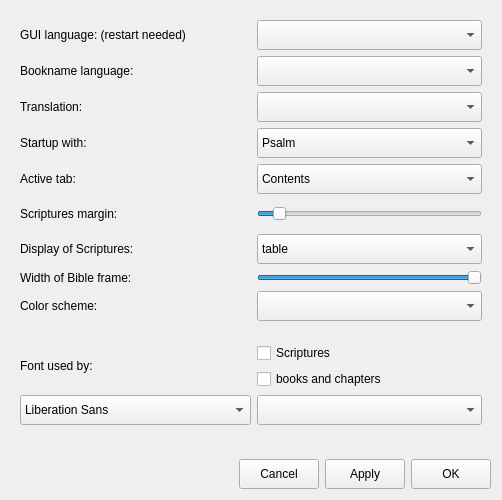
This is settingswindow.ui in Anchorm/SoulAnchor as Qt 5 draws it before an edit. The edited form follows.
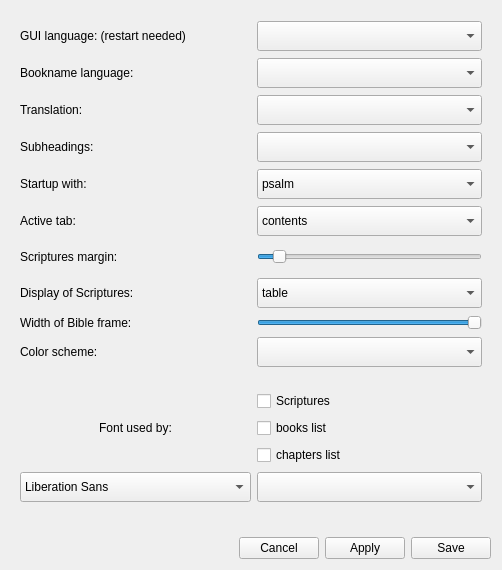
This is the edited form. Icons and pictures are not drawn.

Patch:
```diff
--- a/settingswindow.ui
+++ b/settingswindow.ui
@@ -7,7 +7,7 @@
     <x>0</x>
     <y>0</y>
     <width>502</width>
-    <height>500</height>
+    <height>570</height>
    </rect>
   </property>
   <property name="sizePolicy">
@@ -24,8 +24,8 @@
   </property>
   <property name="maximumSize">
    <size>
-    <width>502</width>
-    <height>500</height>
+    <width>525</width>
+    <height>570</height>
    </size>
   </property>
   <property name="windowTitle">
@@ -63,20 +63,63 @@
       <property name="verticalSpacing">
        <number>6</number>
       </property>
-      <item row="9" column="0" colspan="2">
-       <widget class="QLabel" name="spacer">
+      <item row="0" column="1">
+       <widget class="QComboBox" name="gui_lang_cb">
+        <property name="sizePolicy">
+         <sizepolicy hsizetype="Preferred" vsizetype="Preferred">
+          <horstretch>0</horstretch>
+          <verstretch>0</verstretch>
+         </sizepolicy>
+        </property>
+        <property name="minimumSize">
+         <size>
+          <width>0</width>
+          <height>28</height>
+         </size>
+        </property>
         <property name="maximumSize">
          <size>
-          <width>16777215</width>
-          <height>10</height>
+          <width>500</width>
+          <height>30</height>
          </size>
         </property>
-        <property name="text">
+        <property name="toolTip">
+         <string notr="true"/>
+        </property>
+        <property name="currentText">
+         <string notr="true"/>
+        </property>
+       </widget>
+      </item>
+      <item row="0" column="0">
+       <widget class="QLabel" name="gui_lang_lbl">
+        <property name="sizePolicy">
+         <sizepolicy hsizetype="Preferred" vsizetype="Preferred">
+          <horstretch>0</horstretch>
+          <verstretch>0</verstretch>
+         </sizepolicy>
+        </property>
+        <property name="minimumSize">
+         <size>
+          <width>0</width>
+          <height>28</height>
+         </size>
+        </property>
+        <property name="maximumSize">
+         <size>
+          <width>300</width>
+          <height>30</height>
+         </size>
+        </property>
+        <property name="toolTip">
          <string/>
         </property>
+        <property name="text">
+         <string>GUI language: (restart needed)</string>
+        </property>
        </widget>
       </item>
-      <item row="7" column="1">
+      <item row="8" column="1">
        <widget class="QSlider" name="width_slider">
         <property name="minimum">
          <number>2</number>
@@ -95,124 +138,15 @@
         </property>
        </widget>
       </item>
-      <item row="5" column="0">
-       <widget class="QLabel" name="margin_lbl">
-        <property name="sizePolicy">
-         <sizepolicy hsizetype="Preferred" vsizetype="Preferred">
-          <horstretch>0</horstretch>
-          <verstretch>0</verstretch>
-         </sizepolicy>
-        </property>
-        <property name="minimumSize">
-         <size>
-          <width>0</width>
-          <height>28</height>
-         </size>
-        </property>
-        <property name="maximumSize">
-         <size>
-          <width>300</width>
-          <height>30</height>
-         </size>
-        </property>
-        <property name="text">
-         <string>Scriptures margin:</string>
-        </property>
-       </widget>
-      </item>
-      <item row="6" column="1">
-       <widget class="QComboBox" name="display_cb">
-        <property name="sizePolicy">
-         <sizepolicy hsizetype="Preferred" vsizetype="Preferred">
-          <horstretch>0</horstretch>
-          <verstretch>0</verstretch>
-         </sizepolicy>
-        </property>
-        <property name="minimumSize">
-         <size>
-          <width>0</width>
-          <height>28</height>
-         </size>
-        </property>
-        <property name="maximumSize">
-         <size>
-          <width>500</width>
-          <height>30</height>
-         </size>
-        </property>
-        <property name="toolTip">
-         <string notr="true"/>
-        </property>
-        <property name="currentText">
-         <string notr="true">table</string>
-        </property>
-        <item>
-         <property name="text">
-          <string notr="true">table</string>
-         </property>
-        </item>
-        <item>
-         <property name="text">
-          <string notr="true">book</string>
-         </property>
-        </item>
-       </widget>
-      </item>
-      <item row="0" column="0">
-       <widget class="QLabel" name="gui_lang_lbl">
-        <property name="sizePolicy">
-         <sizepolicy hsizetype="Preferred" vsizetype="Preferred">
-          <horstretch>0</horstretch>
-          <verstretch>0</verstretch>
-         </sizepolicy>
-        </property>
-        <property name="minimumSize">
-         <size>
-          <width>0</width>
-          <height>28</height>
-         </size>
-        </property>
-        <property name="maximumSize">
-         <size>
-          <width>300</width>
-          <height>30</height>
-         </size>
-        </property>
-        <property name="toolTip">
-         <string/>
-        </property>
-        <property name="text">
-         <string>GUI language: (restart needed)</string>
-        </property>
-       </widget>
-      </item>
-      <item row="1" column="0">
-       <widget class="QLabel" name="bkn_lang_lbl">
-        <property name="sizePolicy">
-         <sizepolicy hsizetype="Preferred" vsizetype="Preferred">
-          <horstretch>0</horstretch>
-          <verstretch>0</verstretch>
-         </sizepolicy>
-        </property>
-        <property name="minimumSize">
-         <size>
-          <width>0</width>
-          <height>28</height>
-         </size>
-        </property>
-        <property name="maximumSize">
-         <size>
-          <width>300</width>
-          <height>30</height>
-         </size>
-        </property>
-        <property name="text">
-         <string>Bookname language:</string>
-        </property>
-       </widget>
-      </item>
       <item row="12" column="1">
-       <widget class="QComboBox" name="font_size_cb">
+       <widget class="QCheckBox" name="font_bk_chkb">
+        <property name="text">
+         <string>books list</string>
+        </property>
+       </widget>
+      </item>
+      <item row="5" column="1">
+       <widget class="QComboBox" name="tab_cb">
         <property name="sizePolicy">
          <sizepolicy hsizetype="Preferred" vsizetype="Preferred">
           <horstretch>0</horstretch>
@@ -227,21 +161,42 @@
         </property>
         <property name="maximumSize">
          <size>
-          <width>16777215</width>
+          <width>500</width>
           <height>30</height>
          </size>
         </property>
+        <property name="toolTip">
+         <string notr="true"/>
+        </property>
+        <property name="currentText">
+         <string notr="true">contents</string>
+        </property>
+        <item>
+         <property name="text">
+          <string notr="true">contents</string>
+         </property>
+        </item>
+        <item>
+         <property name="text">
+          <string notr="true">search</string>
+         </property>
+        </item>
+        <item>
+         <property name="text">
+          <string notr="true">today</string>
+         </property>
+        </item>
        </widget>
       </item>
-      <item row="7" column="0">
+      <item row="8" column="0">
        <widget class="QLabel" name="width_lbl">
         <property name="text">
          <string>Width of Bible frame:</string>
         </property>
        </widget>
       </item>
-      <item row="4" column="1">
-       <widget class="QComboBox" name="tab_cb">
+      <item row="14" column="0">
+       <widget class="QFontComboBox" name="font_cb">
         <property name="sizePolicy">
          <sizepolicy hsizetype="Preferred" vsizetype="Preferred">
           <horstretch>0</horstretch>
@@ -256,88 +211,23 @@
         </property>
         <property name="maximumSize">
          <size>
-          <width>500</width>
+          <width>300</width>
           <height>30</height>
          </size>
         </property>
         <property name="toolTip">
          <string notr="true"/>
         </property>
-        <property name="currentText">
-         <string notr="true">Contents</string>
+        <property name="editable">
+         <bool>false</bool>
         </property>
-        <item>
-         <property name="text">
-          <string notr="true">Contents</string>
-         </property>
-        </item>
-        <item>
-         <property name="text">
-          <string notr="true">Search</string>
-         </property>
-        </item>
-        <item>
-         <property name="text">
-          <string notr="true">Today</string>
-         </property>
-        </item>
-       </widget>
-      </item>
-      <item row="3" column="1">
-       <widget class="QComboBox" name="start_cb">
-        <property name="sizePolicy">
-         <sizepolicy hsizetype="Preferred" vsizetype="Preferred">
-          <horstretch>0</horstretch>
-          <verstretch>0</verstretch>
-         </sizepolicy>
+        <property name="fontFilters">
+         <set>QFontComboBox::AllFonts</set>
         </property>
-        <property name="minimumSize">
-         <size>
-          <width>0</width>
-          <height>28</height>
-         </size>
-        </property>
-        <property name="maximumSize">
-         <size>
-          <width>500</width>
-          <height>30</height>
-         </size>
-        </property>
-        <property name="toolTip">
-         <string notr="true"/>
-        </property>
-        <property name="currentText">
-         <string notr="true">Psalm</string>
-        </property>
-        <item>
-         <property name="text">
-          <string notr="true">Psalm</string>
-         </property>
-        </item>
-        <item>
-         <property name="text">
-          <string notr="true">Proverb</string>
-         </property>
-        </item>
-        <item>
-         <property name="text">
-          <string notr="true">Letter</string>
-         </property>
-        </item>
-        <item>
-         <property name="text">
-          <string notr="true">Reading Plan</string>
-         </property>
-        </item>
-        <item>
-         <property name="text">
-          <string notr="true">nothing</string>
-         </property>
-        </item>
        </widget>
       </item>
       <item row="6" column="0">
-       <widget class="QLabel" name="display_lbl">
+       <widget class="QLabel" name="margin_lbl">
         <property name="sizePolicy">
          <sizepolicy hsizetype="Preferred" vsizetype="Preferred">
           <horstretch>0</horstretch>
@@ -357,11 +247,18 @@
          </size>
         </property>
         <property name="text">
-         <string>Display of Scriptures:</string>
+         <string>Scriptures margin:</string>
         </property>
        </widget>
       </item>
-      <item row="5" column="1">
+      <item row="11" column="1">
+       <widget class="QCheckBox" name="font_script_chkb">
+        <property name="text">
+         <string>Scriptures</string>
+        </property>
+       </widget>
+      </item>
+      <item row="6" column="1">
        <widget class="QSlider" name="margin_slider">
         <property name="maximum">
          <number>200</number>
@@ -377,8 +274,8 @@
         </property>
        </widget>
       </item>
-      <item row="2" column="1">
-       <widget class="QComboBox" name="tl_cb">
+      <item row="7" column="0">
+       <widget class="QLabel" name="display_lbl">
         <property name="sizePolicy">
          <sizepolicy hsizetype="Preferred" vsizetype="Preferred">
           <horstretch>0</horstretch>
@@ -393,15 +290,12 @@
         </property>
         <property name="maximumSize">
          <size>
-          <width>500</width>
+          <width>300</width>
           <height>30</height>
          </size>
         </property>
-        <property name="toolTip">
-         <string notr="true"/>
-        </property>
-        <property name="currentText">
-         <string notr="true"/>
+        <property name="text">
+         <string>Display of Scriptures:</string>
         </property>
        </widget>
       </item>
@@ -430,7 +324,132 @@
         </property>
        </widget>
       </item>
-      <item row="8" column="0">
+      <item row="1" column="1">
+       <widget class="QComboBox" name="bkn_lang_cb">
+        <property name="sizePolicy">
+         <sizepolicy hsizetype="Preferred" vsizetype="Preferred">
+          <horstretch>0</horstretch>
+          <verstretch>0</verstretch>
+         </sizepolicy>
+        </property>
+        <property name="minimumSize">
+         <size>
+          <width>0</width>
+          <height>28</height>
+         </size>
+        </property>
+        <property name="maximumSize">
+         <size>
+          <width>500</width>
+          <height>30</height>
+         </size>
+        </property>
+        <property name="currentText">
+         <string notr="true"/>
+        </property>
+       </widget>
+      </item>
+      <item row="4" column="1">
+       <widget class="QComboBox" name="start_cb">
+        <property name="sizePolicy">
+         <sizepolicy hsizetype="Preferred" vsizetype="Preferred">
+          <horstretch>0</horstretch>
+          <verstretch>0</verstretch>
+         </sizepolicy>
+        </property>
+        <property name="minimumSize">
+         <size>
+          <width>0</width>
+          <height>28</height>
+         </size>
+        </property>
+        <property name="maximumSize">
+         <size>
+          <width>500</width>
+          <height>30</height>
+         </size>
+        </property>
+        <property name="toolTip">
+         <string notr="true"/>
+        </property>
+        <property name="currentText">
+         <string notr="true">psalm</string>
+        </property>
+        <item>
+         <property name="text">
+          <string notr="true">psalm</string>
+         </property>
+        </item>
+        <item>
+         <property name="text">
+          <string notr="true">proverb</string>
+         </property>
+        </item>
+        <item>
+         <property name="text">
+          <string notr="true">letter</string>
+         </property>
+        </item>
+        <item>
+         <property name="text">
+          <string notr="true">reading plan</string>
+         </property>
+        </item>
+        <item>
+         <property name="text">
+          <string notr="true">nothing</string>
+         </property>
+        </item>
+       </widget>
+      </item>
+      <item row="4" column="0">
+       <widget class="QLabel" name="start_lbl">
+        <property name="sizePolicy">
+         <sizepolicy hsizetype="Preferred" vsizetype="Preferred">
+          <horstretch>0</horstretch>
+          <verstretch>0</verstretch>
+         </sizepolicy>
+        </property>
+        <property name="minimumSize">
+         <size>
+          <width>0</width>
+          <height>28</height>
+         </size>
+        </property>
+        <property name="maximumSize">
+         <size>
+          <width>300</width>
+          <height>30</height>
+         </size>
+        </property>
+        <property name="text">
+         <string>Startup with:</string>
+        </property>
+       </widget>
+      </item>
+      <item row="14" column="1">
+       <widget class="QComboBox" name="font_size_cb">
+        <property name="sizePolicy">
+         <sizepolicy hsizetype="Preferred" vsizetype="Preferred">
+          <horstretch>0</horstretch>
+          <verstretch>0</verstretch>
+         </sizepolicy>
+        </property>
+        <property name="minimumSize">
+         <size>
+          <width>0</width>
+          <height>28</height>
+         </size>
+        </property>
+        <property name="maximumSize">
+         <size>
+          <width>16777215</width>
+          <height>30</height>
+         </size>
+        </property>
+       </widget>
+      </item>
+      <item row="9" column="0">
        <widget class="QLabel" name="scheme_lbl">
         <property name="sizePolicy">
          <sizepolicy hsizetype="Preferred" vsizetype="Preferred">
@@ -455,8 +474,8 @@
         </property>
        </widget>
       </item>
-      <item row="8" column="1">
-       <widget class="QComboBox" name="scheme_cb">
+      <item row="7" column="1">
+       <widget class="QComboBox" name="display_cb">
         <property name="sizePolicy">
          <sizepolicy hsizetype="Preferred" vsizetype="Preferred">
           <horstretch>0</horstretch>
@@ -466,29 +485,7 @@
         <property name="minimumSize">
          <size>
           <width>0</width>
-          <height>28</height>
-         </size>
-        </property>
-        <property name="maximumSize">
-         <size>
-          <width>500</width>
-          <height>30</height>
-         </size>
-        </property>
-       </widget>
-      </item>
-      <item row="0" column="1">
-       <widget class="QComboBox" name="gui_lang_cb">
-        <property name="sizePolicy">
-         <sizepolicy hsizetype="Preferred" vsizetype="Preferred">
-          <horstretch>0</horstretch>
-          <verstretch>0</verstretch>
-         </sizepolicy>
-        </property>
-        <property name="minimumSize">
-         <size>
-          <width>0</width>
-          <height>28</height>
+          <height>0</height>
          </size>
         </property>
         <property name="maximumSize">
@@ -501,11 +498,21 @@
          <string notr="true"/>
         </property>
         <property name="currentText">
-         <string notr="true"/>
+         <string notr="true">table</string>
         </property>
+        <item>
+         <property name="text">
+          <string notr="true">table</string>
+         </property>
+        </item>
+        <item>
+         <property name="text">
+          <string notr="true">book</string>
+         </property>
+        </item>
        </widget>
       </item>
-      <item row="10" column="0" rowspan="2">
+      <item row="11" column="0" rowspan="3">
        <widget class="QLabel" name="font_lbl">
         <property name="sizePolicy">
          <sizepolicy hsizetype="Preferred" vsizetype="Preferred">
@@ -516,16 +523,19 @@
         <property name="maximumSize">
          <size>
           <width>16777215</width>
-          <height>30</height>
+          <height>60</height>
          </size>
         </property>
         <property name="text">
          <string>Font used by:</string>
         </property>
+        <property name="alignment">
+         <set>Qt::AlignCenter</set>
+        </property>
        </widget>
       </item>
-      <item row="3" column="0">
-       <widget class="QLabel" name="start_lbl">
+      <item row="1" column="0">
+       <widget class="QLabel" name="bkn_lang_lbl">
         <property name="sizePolicy">
          <sizepolicy hsizetype="Preferred" vsizetype="Preferred">
           <horstretch>0</horstretch>
@@ -545,12 +555,12 @@
          </size>
         </property>
         <property name="text">
-         <string>Startup with:</string>
+         <string>Bookname language:</string>
         </property>
        </widget>
       </item>
-      <item row="1" column="1">
-       <widget class="QComboBox" name="bkn_lang_cb">
+      <item row="2" column="1">
+       <widget class="QComboBox" name="tl_cb">
         <property name="sizePolicy">
          <sizepolicy hsizetype="Preferred" vsizetype="Preferred">
           <horstretch>0</horstretch>
@@ -566,60 +576,47 @@
         <property name="maximumSize">
          <size>
           <width>500</width>
-          <height>30</height>
-         </size>
-        </property>
-        <property name="currentText">
-         <string notr="true"/>
-        </property>
-       </widget>
-      </item>
-      <item row="12" column="0">
-       <widget class="QFontComboBox" name="font_cb">
-        <property name="sizePolicy">
-         <sizepolicy hsizetype="Preferred" vsizetype="Preferred">
-          <horstretch>0</horstretch>
-          <verstretch>0</verstretch>
-         </sizepolicy>
-        </property>
-        <property name="minimumSize">
-         <size>
-          <width>0</width>
-          <height>28</height>
-         </size>
-        </property>
-        <property name="maximumSize">
-         <size>
-          <width>300</width>
           <height>30</height>
          </size>
         </property>
         <property name="toolTip">
          <string notr="true"/>
         </property>
-        <property name="editable">
-         <bool>false</bool>
+        <property name="currentText">
+         <string notr="true"/>
         </property>
-        <property name="fontFilters">
-         <set>QFontComboBox::AllFonts</set>
-        </property>
        </widget>
       </item>
-      <item row="10" column="1">
-       <widget class="QCheckBox" name="font_script_chkb">
-        <property name="text">
-         <string>Scriptures</string>
+      <item row="9" column="1">
+       <widget class="QComboBox" name="scheme_cb">
+        <property name="sizePolicy">
+         <sizepolicy hsizetype="Preferred" vsizetype="Preferred">
+          <horstretch>0</horstretch>
+          <verstretch>0</verstretch>
+         </sizepolicy>
         </property>
+        <property name="minimumSize">
+         <size>
+          <width>0</width>
+          <height>0</height>
+         </size>
+        </property>
+        <property name="maximumSize">
+         <size>
+          <width>500</width>
+          <height>30</height>
+         </size>
+        </property>
        </widget>
       </item>
-      <item row="11" column="1">
-       <widget class="QCheckBox" name="font_bkch_chkb">
+      <item row="13" column="1">
+       <widget class="QCheckBox" name="font_ch_chkb">
         <property name="text">
-         <string>books and chapters</string>
+         <string>chapters list</string>
         </property>
        </widget>
       </item>
-      <item row="4" column="0">
+      <item row="5" column="0">
        <widget class="QLabel" name="tab_lbl">
         <property name="sizePolicy">
          <sizepolicy hsizetype="Preferred" vsizetype="Preferred">
@@ -650,6 +647,42 @@
         </property>
        </widget>
       </item>
+      <item row="10" column="0" colspan="2">
+       <widget class="QLabel" name="spacer">
+        <property name="maximumSize">
+         <size>
+          <width>16777215</width>
+          <height>10</height>
+         </size>
+        </property>
+        <property name="text">
+         <string/>
+        </property>
+       </widget>
+      </item>
+      <item row="3" column="0">
+       <widget class="QLabel" name="subheadings_lbl">
+        <property name="maximumSize">
+         <size>
+          <width>300</width>
+          <height>30</height>
+         </size>
+        </property>
+        <property name="text">
+         <string>Subheadings:</string>
+        </property>
+       </widget>
+      </item>
+      <item row="3" column="1">
+       <widget class="QComboBox" name="subheadings_cb">
+        <property name="maximumSize">
+         <size>
+          <width>16777215</width>
+          <height>30</height>
+         </size>
+        </property>
+       </widget>
+      </item>
      </layout>
     </widget>
    </item>
@@ -682,24 +715,6 @@
      </item>
      <item>
       <widget class="QPushButton" name="can_btn">
-       <property name="sizePolicy">
-        <sizepolicy hsizetype="Preferred" vsizetype="Preferred">
-         <horstretch>0</horstretch>
-         <verstretch>0</verstretch>
-        </sizepolicy>
-       </property>
-       <property name="minimumSize">
-        <size>
-         <width>80</width>
-         <height>26</height>
-        </size>
-       </property>
-       <property name="maximumSize">
-        <size>
-         <width>200</width>
-         <height>30</height>
-        </size>
-       </property>
        <property name="text">
         <string>Cancel</string>
        </property>
@@ -707,24 +722,6 @@
      </item>
      <item>
       <widget class="QPushButton" name="apply_btn">
-       <property name="sizePolicy">
-        <sizepolicy hsizetype="Preferred" vsizetype="Preferred">
-         <horstretch>0</horstretch>
-         <verstretch>0</verstretch>
-        </sizepolicy>
-       </property>
-       <property name="minimumSize">
-        <size>
-         <width>80</width>
-         <height>26</height>
-        </size>
-       </property>
-       <property name="maximumSize">
-        <size>
-         <width>200</width>
-         <height>30</height>
-        </size>
-       </property>
        <property name="text">
         <string>Apply</string>
        </property>
@@ -732,29 +729,11 @@
      </item>
      <item>
       <widget class="QPushButton" name="ok_btn">
-       <property name="sizePolicy">
-        <sizepolicy hsizetype="Preferred" vsizetype="Preferred">
-         <horstretch>0</horstretch>
-         <verstretch>0</verstretch>
-        </sizepolicy>
-       </property>
-       <property name="minimumSize">
-        <size>
-         <width>80</width>
-         <height>26</height>
-        </size>
-       </property>
-       <property name="maximumSize">
-        <size>
-         <width>200</width>
-         <height>30</height>
-        </size>
-       </property>
        <property name="toolTip">
         <string notr="true"/>
        </property>
        <property name="text">
-        <string>OK</string>
+        <string>Save</string>
        </property>
       </widget>
      </item>
```
